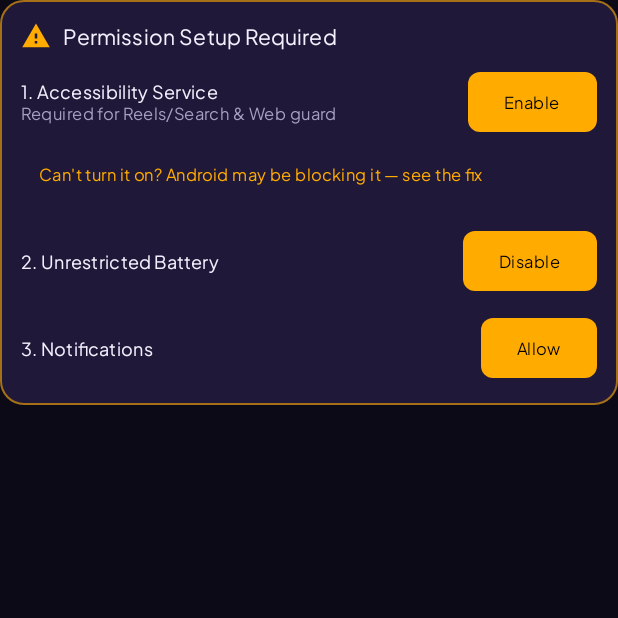
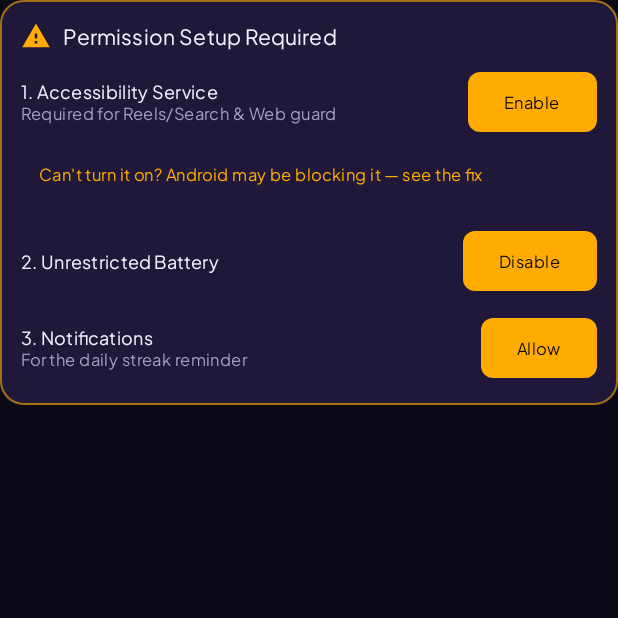
Before and after one commit to mehdisrmd/My-google-app, an Android app built with Jetpack Compose: the composable PermissionRequiredCard shown on its own in the app's theme, on a phone screen of 412 x 824 dp, the top half of it. Run offline under Robolectric (Android 15) with nearby library versions, the phone set to English and light mode, and no system bars.

Commit message:
Batch 4 #52: request notification permission from inside the app, not at launch

```diff
--- a/app/src/main/java/com/example/ui/dashboard/DashboardScreen.kt
+++ b/app/src/main/java/com/example/ui/dashboard/DashboardScreen.kt
@@ -126,6 +126,7 @@ import com.example.data.preferences.UninstallGuard
 import com.example.deviceowner.DeviceOwnerManager
 import com.example.deviceowner.DeviceOwnerPolicy
 import com.example.deviceowner.ShieldDeviceAdminReceiver
+import com.example.notification.LockdownNotificationManager
 import com.example.ui.components.MotivationalQuoteBannerCard
 import com.example.ui.components.SecureTypeField
 import com.example.ui.components.WeeklyActivityCard
@@ -282,6 +283,14 @@ fun DashboardScreen(
         contract = ActivityResultContracts.RequestPermission()
     ) { granted ->
         hasNotificationPermission = granted
+        if (granted) {
+            // #52 (batch 4): granting from inside the app arms the
+            // daily streak alarm chain right away (it is also
+            // (re)scheduled at every app start and boot regardless —
+            // posting itself checks the permission and skips silently
+            // while it is not granted).
+            LockdownNotificationManager.scheduleDailyStreakAlarm(context)
+        }
     }
 
     // #51 (batch 4): the Block VPN toggle's knockdown needs the system
@@ -2487,7 +2496,12 @@ fun PermissionRequiredCard(
                 }
             }
 
-            if (!hasNotificationPermission) {
+            // #52 (batch 4): the Notifications row is where the
+            // POST_NOTIFICATIONS permission lives now — it is never
+            // requested at app launch anymore. The row always renders
+            // and shows its state like the rows above: granted (always
+            // the case before Android 13) shows Active; otherwise the
+            // Allow button fires the runtime request.
             Spacer(modifier = Modifier.height(10.dp))
             Row(
                 modifier = Modifier.fillMaxWidth(),
@@ -2501,8 +2515,21 @@ fun PermissionRequiredCard(
                         fontWeight = FontWeight.SemiBold,
                         color = ObsidianTextPrimary
                     )
-                    }
-
+                    Text(
+                        text = if (hasNotificationPermission) tr("Active", "فعال") else tr("For the daily streak reminder", "برای یادآور روزانه زنجیره"),
+                        style = MaterialTheme.typography.labelSmall,
+                        color = if (hasNotificationPermission) EmeraldShield else ObsidianTextSecondary
+                    )
+                }
+
+                if (hasNotificationPermission) {
+                    Icon(
+                        imageVector = Icons.Default.CheckCircle,
+                        contentDescription = "Enabled",
+                        tint = EmeraldShield,
+                        modifier = Modifier.size(22.dp)
+                    )
+                } else {
                     Button(
                         onClick = onEnableNotifications,
                         colors = ButtonDefaults.buttonColors(containerColor = AmberWarning),
```
Also changed, not shown: app/src/main/java/com/example/MainActivity.kt (+6 -21 lines). Lines whose indentation alone changed are shown as unchanged.
